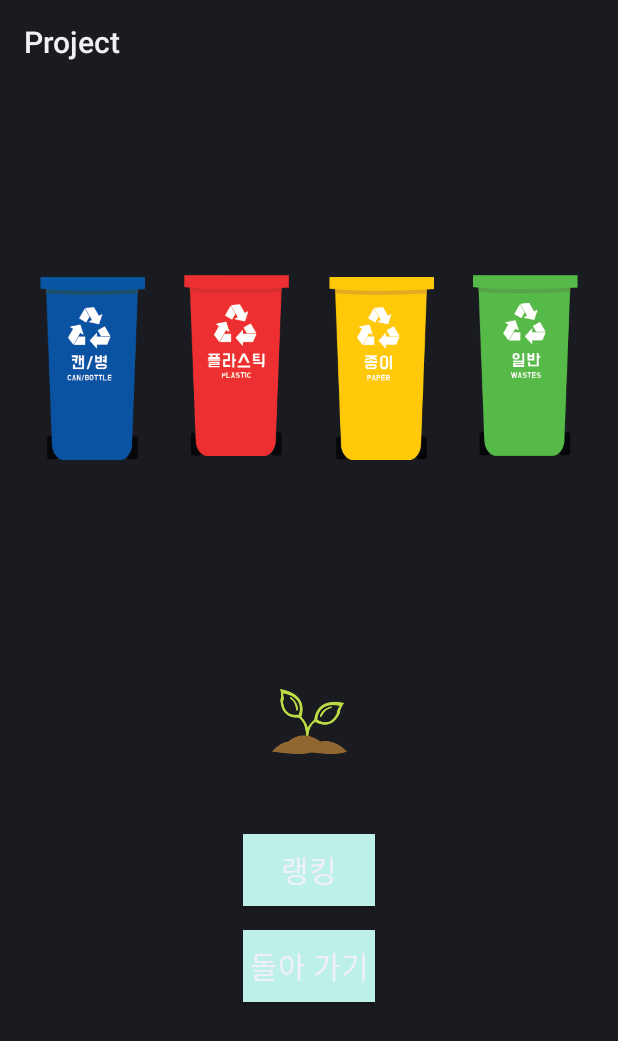
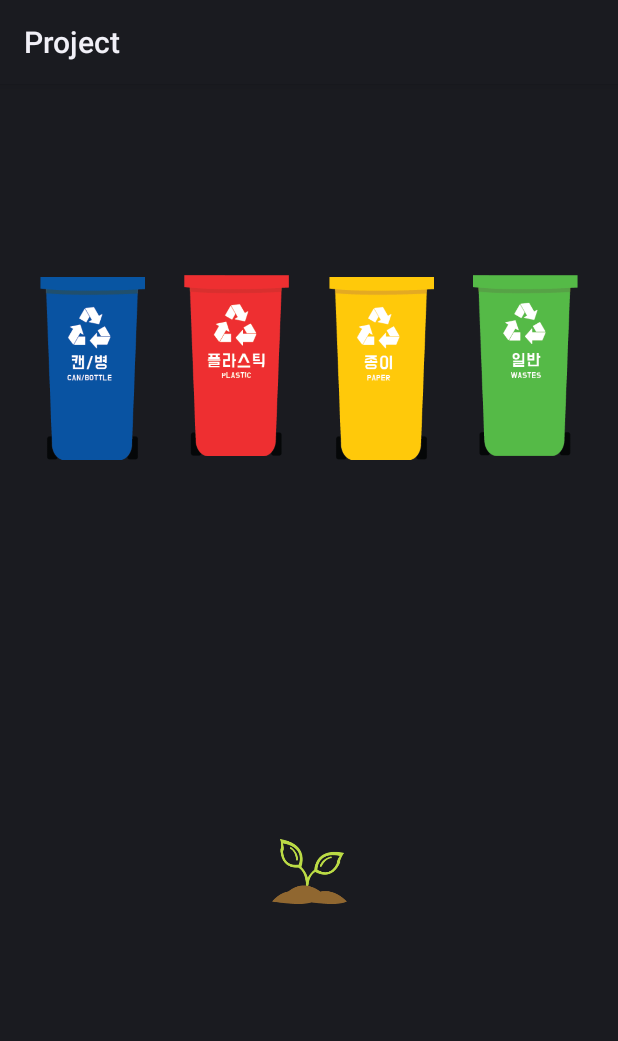
Before and after one commit to TeamEBB/EBB-Android, an Android app: the layout activity_gaming.xml on its own in the app's theme, with its tools: preview values and no code run, on a phone screen of 412 x 824 dp. Shown: the top 1041 px of the screen. Run offline under Robolectric (Android 15) with nearby library versions, the light colour scheme and no system bars.

Commit message:
버튼 삭제

```diff
--- a/EBB/app/src/main/java/com/example/project/Gaming.kt
+++ b/EBB/app/src/main/java/com/example/project/Gaming.kt
@@ -18,13 +18,6 @@ class Gaming : AppCompatActivity() {
         setContentView(binding.root)
 
 
-        binding.btnBack.setOnClickListener{
-            finish()
-        }
-
-        binding.btnCheckRanking.setOnClickListener {
-            finish()
-        }
 
 
 
--- a/EBB/app/src/main/res/layout/activity_gaming.xml
+++ b/EBB/app/src/main/res/layout/activity_gaming.xml
@@ -52,34 +52,10 @@
         android:id="@+id/imageTrash"
         android:layout_width="50dp"
         android:layout_height="50dp"
-        android:layout_marginTop="400dp"
+        android:layout_marginTop="500dp"
         app:layout_constraintEnd_toEndOf="parent"
         app:layout_constraintStart_toStartOf="parent"
         app:layout_constraintTop_toTopOf="parent"
         android:src="@drawable/tree1" />
 
-    <Button
-        android:id="@+id/btn_check_ranking"
-        android:layout_width="wrap_content"
-        android:layout_height="wrap_content"
-        android:layout_marginTop="50dp"
-        android:background="#BDF0E9"
-        android:text="랭킹"
-        android:textSize="20sp"
-        app:layout_constraintEnd_toEndOf="parent"
-        app:layout_constraintStart_toStartOf="parent"
-        app:layout_constraintTop_toBottomOf="@id/imageTrash" />
-
-    <Button
-        android:id="@+id/btn_back"
-        android:layout_width="wrap_content"
-        android:layout_height="wrap_content"
-        android:layout_marginTop="16dp"
-        android:background="#BDF0E9"
-        android:text="돌아 가기"
-        android:textSize="20sp"
-        app:layout_constraintEnd_toEndOf="parent"
-        app:layout_constraintStart_toStartOf="parent"
-        app:layout_constraintTop_toBottomOf="@id/btn_check_ranking" />
-
 </androidx.constraintlayout.widget.ConstraintLayout>
```
